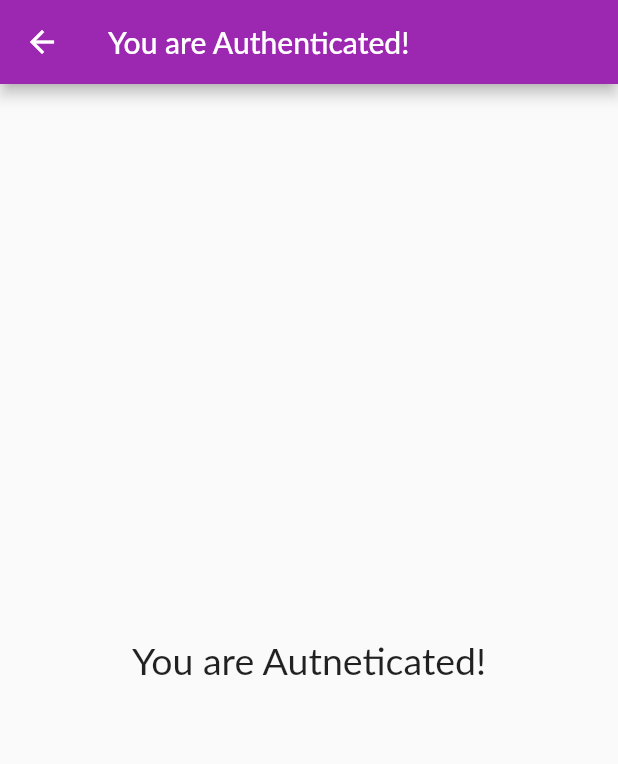
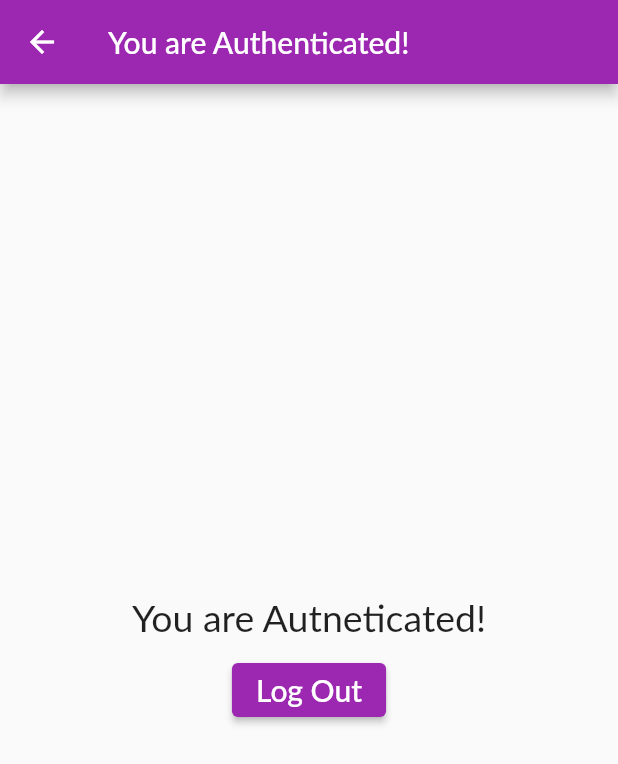
Before and after one commit to ChrisBriant/fluttersigninscreen, a Flutter app: the AuthenticatedScreen screen opened directly, on a phone screen of 412 x 824 dp. Shown: the top 764 px of the screen. Run offline on Flutter 3.47's test engine with Material 2 defaults, Android fonts, the phone set to English and light mode, and no system bars; our stand-ins replace shared_preferences; missing offline and left inert: jwt_decode; accounts and stored records are empty; Roboto replaces fonts that are missing (Lato).

Commit message:
Added logout functionality

```diff
--- a/lib/screens/auth_screen.dart
+++ b/lib/screens/auth_screen.dart
@@ -101,6 +101,7 @@ class _AuthCardState extends State<AuthCard>
   Map<String, String>_authData = {
     'email': '',
     'password': '',
+    'passchk' : '',
   };
   var _isLoading = false;
   final _passwordController = TextEditingController();
@@ -287,6 +288,9 @@ class _AuthCardState extends State<AuthCard>
                                 }
                               }
                             : null,
+                        onSaved: (value) {
+                          _authData['passchk'] = value!;
+                        },
                       ),
                     ),
                   ),
--- a/lib/screens/authenticated_screen.dart
+++ b/lib/screens/authenticated_screen.dart
@@ -1,4 +1,7 @@
 import 'package:flutter/material.dart';
+import 'package:provider/provider.dart';
+
+import '../providers/auth.dart';
 
 class AuthenticatedScreen extends StatelessWidget {
 
@@ -17,6 +20,11 @@ class AuthenticatedScreen extends StatelessWidget {
               style: TextStyle(fontSize: 25),
             ),
           ),
+          SizedBox(height: 10,),
+          ElevatedButton(
+            onPressed: Provider.of<Auth>(context, listen: false).signout,
+            //onPressed: () {},
+            child: Text('Log Out', style: TextStyle(fontSize: 20),))
         ]
       ),
 
```
Also changed, not shown: lib/providers/auth.dart (+10 -29 lines), lib/screens/signup_screen.dart (deleted, +0 -23 lines).
